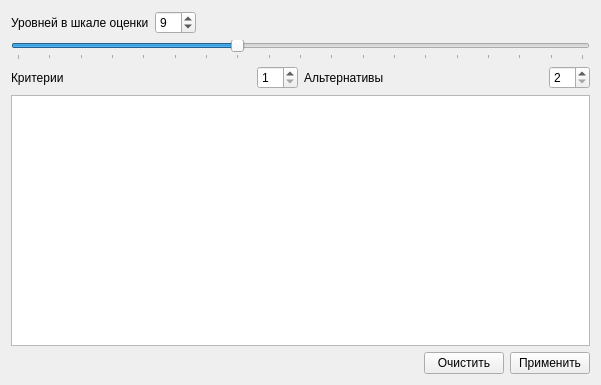
Above: src/UI/paramform.ui from RazorNd/AnalyticHiearchy before the change. Below: the same form after it.
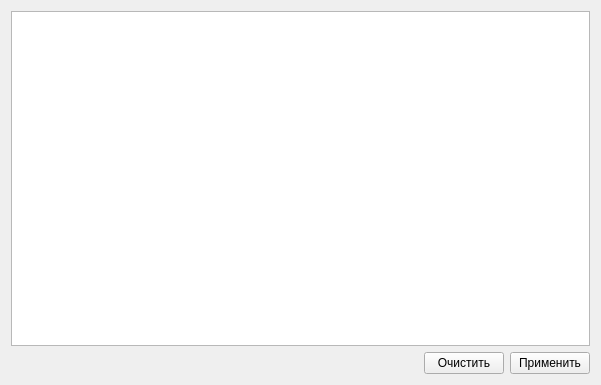
That is the form after the change.

What changed in the file:
```diff
--- a/src/UI/paramform.ui
+++ b/src/UI/paramform.ui
@@ -11,112 +11,6 @@
    </rect>
   </property>
   <layout class="QVBoxLayout" name="verticalLayout">
-   <item>
-    <layout class="QGridLayout" name="gridLayout_2">
-     <item row="0" column="0">
-      <widget class="QLabel" name="labelMaxRating">
-       <property name="text">
-        <string>Уровней в шкале оценки</string>
-       </property>
-      </widget>
-     </item>
-     <item row="0" column="1">
-      <widget class="QSpinBox" name="maxRating">
-       <property name="minimum">
-        <number>2</number>
-       </property>
-       <property name="maximum">
-        <number>20</number>
-       </property>
-       <property name="value">
-        <number>9</number>
-       </property>
-      </widget>
-     </item>
-     <item row="0" column="2">
-      <spacer name="horizontalSpacer">
-       <property name="orientation">
-        <enum>Qt::Horizontal</enum>
-       </property>
-       <property name="sizeHint" stdset="0">
-        <size>
-         <width>40</width>
-         <height>20</height>
-        </size>
-       </property>
-      </spacer>
-     </item>
-     <item row="1" column="0" colspan="3">
-      <widget class="QSlider" name="sliderMaxRating">
-       <property name="minimum">
-        <number>2</number>
-       </property>
-       <property name="maximum">
-        <number>20</number>
-       </property>
-       <property name="value">
-        <number>9</number>
-       </property>
-       <property name="sliderPosition">
-        <number>9</number>
-       </property>
-       <property name="orientation">
-        <enum>Qt::Horizontal</enum>
-       </property>
-       <property name="tickPosition">
-        <enum>QSlider::TicksBelow</enum>
-       </property>
-       <property name="tickInterval">
-        <number>1</number>
-       </property>
-      </widget>
-     </item>
-    </layout>
-   </item>
-   <item>
-    <layout class="QHBoxLayout" name="horizontalLayout" stretch="1,0,1,0">
-     <item>
-      <widget class="QLabel" name="labelCriteria">
-       <property name="text">
-        <string>Критерии</string>
-       </property>
-       <property name="buddy">
-        <cstring>criteriaCount</cstring>
-       </property>
-      </widget>
-     </item>
-     <item>
-      <widget class="QSpinBox" name="criteriaCount">
-       <property name="minimum">
-        <number>1</number>
-       </property>
-       <property name="maximum">
-        <number>10</number>
-       </property>
-      </widget>
-     </item>
-     <item>
-      <widget class="QLabel" name="labelAlternatives">
-       <property name="text">
-        <string>Альтернативы</string>
-       </property>
-       <property name="buddy">
-        <cstring>alternativesCount</cstring>
-       </property>
-      </widget>
-     </item>
-     <item>
-      <widget class="QSpinBox" name="alternativesCount">
-       <property name="minimum">
-        <number>2</number>
-       </property>
-       <property name="maximum">
-        <number>20</number>
-       </property>
-      </widget>
-     </item>
-    </layout>
-   </item>
    <item>
     <widget class="QTableView" name="tableView"/>
    </item>
```
Left out of the diff: 35 changed lines with no effect on the pictures.
